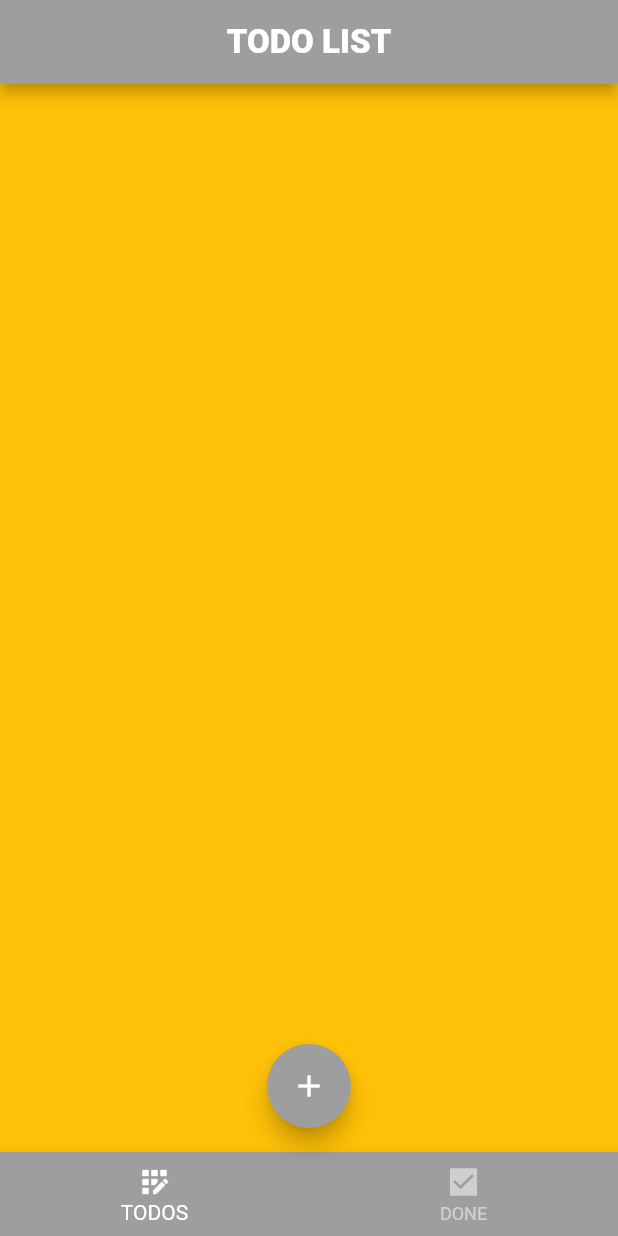
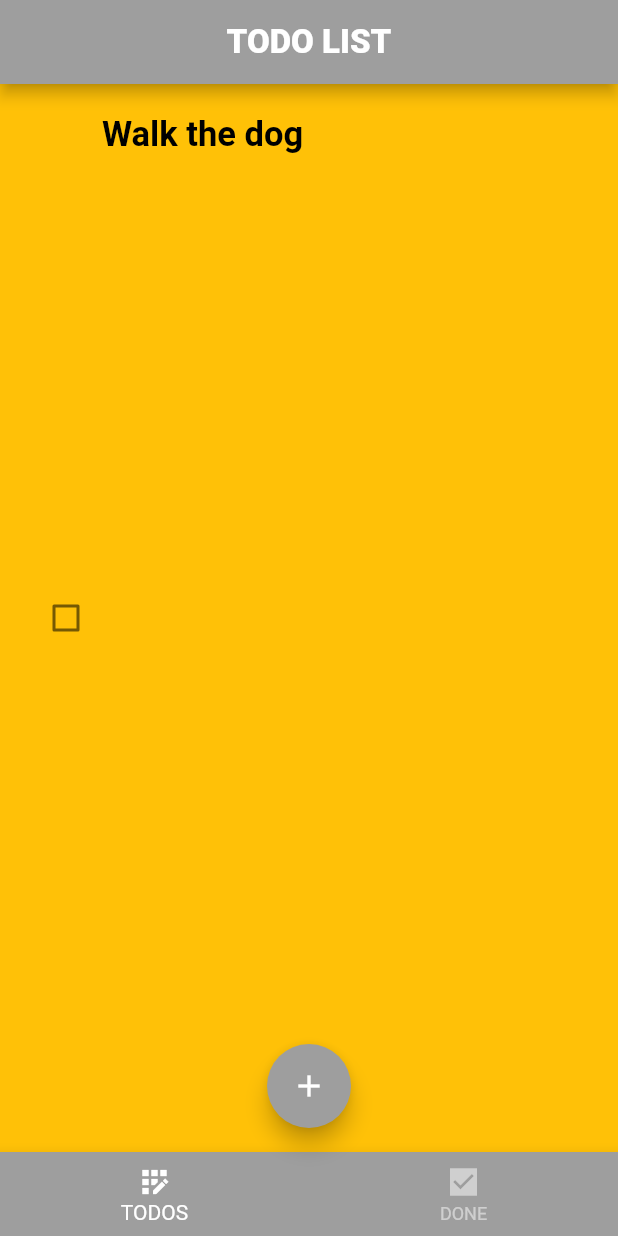
Before and after one commit to Cuadri84/todo_list_flutter_firebase, a Flutter app: the screen it shows after launch, on a phone screen of 412 x 824 dp. Run offline on Flutter 3.47's test engine with Material 2 defaults, Android fonts, the phone set to English and light mode, and no system bars; drawn by our look-alikes of flutter_slidable.

Commit message:
done the ui of one Todo with the slider package and imported the provider package

```diff
--- a/lib/dialogs/addDialog.dart
+++ b/lib/dialogs/add_dialog.dart
@@ -1,6 +1,6 @@
 import 'package:flutter/material.dart';
 
-import '../widget/TodoFormWidget.dart';
+import '../widget/todo_form_widget.dart';
 
 class AddDialog extends StatefulWidget {
   const AddDialog({Key? key}) : super(key: key);
--- a/lib/main.dart
+++ b/lib/main.dart
@@ -1,4 +1,6 @@
 import 'package:flutter/material.dart';
+import 'package:provider/provider.dart';
+import 'package:todo_list/provider/todos.dart';
 import 'package:todo_list/screens/home.dart';
 
 void main() => runApp(MyApp());
@@ -8,11 +10,14 @@ class MyApp extends StatelessWidget {
 
   @override
   Widget build(BuildContext context) {
-    return MaterialApp(
-        title: title,
-        theme: ThemeData(
-          primarySwatch: Colors.grey,
-        ),
-        home: const Home());
+    return ChangeNotifierProvider(
+      create: (context) => TodosProvider(),
+      child: MaterialApp(
+          title: title,
+          theme: ThemeData(
+            primarySwatch: Colors.grey,
+          ),
+          home: const Home()),
+    );
   }
 }
--- /dev/null
+++ b/lib/model/todo.dart
@@ -0,0 +1,19 @@
+class TodoField {
+  static const createdTime = 'createdTime';
+}
+
+class Todo {
+  DateTime createdTime;
+  String title;
+  String id;
+  String description;
+  bool isDone;
+
+  Todo({
+    required this.createdTime,
+    required this.title,
+    this.id = '',
+    this.description = '',
+    this.isDone = false,
+  });
+}
--- /dev/null
+++ b/lib/provider/todos.dart
@@ -0,0 +1,3 @@
+import 'package:flutter/cupertino.dart';
+
+class TodosProvider extends ChangeNotifier {}
--- a/lib/screens/home.dart
+++ b/lib/screens/home.dart
@@ -1,7 +1,8 @@
 import 'package:flutter/material.dart';
 import 'package:todo_list/main.dart';
+import 'package:todo_list/widget/todo_list_widget.dart';
 
-import '../dialogs/addDialog.dart';
+import '../dialogs/add_dialog.dart';
 
 class Home extends StatefulWidget {
   const Home({Key? key}) : super(key: key);
@@ -16,7 +17,7 @@ class _HomeState extends State<Home> {
   @override
   Widget build(BuildContext context) {
     final tabs = [
-      Container(),
+      const TodoListWidget(),
       Container(),
     ];
 
--- /dev/null
+++ b/lib/widget/todo_list_widget.dart
@@ -0,0 +1,17 @@
+import 'package:flutter/material.dart';
+import 'package:provider/provider.dart';
+import 'package:todo_list/model/todo.dart';
+import 'package:todo_list/widget/todo_widget.dart';
+
+class TodoListWidget extends StatelessWidget {
+  const TodoListWidget({Key? key}) : super(key: key);
+
+  @override
+  Widget build(BuildContext context) {
+    return TodoWidget(
+        todo: Todo(
+      createdTime: DateTime.now(),
+      title: 'Walk the dog',
+    ));
+  }
+}
--- /dev/null
+++ b/lib/widget/todo_widget.dart
@@ -0,0 +1,70 @@
+import 'package:flutter/material.dart';
+import 'package:flutter_slidable/flutter_slidable.dart';
+import 'package:todo_list/model/todo.dart';
+
+class TodoWidget extends StatelessWidget {
+  const TodoWidget({Key? key, required this.todo}) : super(key: key);
+
+  final Todo todo;
+
+  @override
+  Widget build(BuildContext context) => Slidable(
+        key: Key(todo.id),
+        startActionPane: ActionPane(motion: const ScrollMotion(), children: [
+          SlidableAction(
+            onPressed: (_) {},
+            backgroundColor: const Color.fromARGB(255, 27, 203, 29),
+            foregroundColor: Colors.white,
+            icon: Icons.edit,
+          ),
+        ]),
+        endActionPane: ActionPane(motion: const ScrollMotion(), children: [
+          SlidableAction(
+            onPressed: (_) {},
+            backgroundColor: const Color(0xFFFE4A49),
+            foregroundColor: Colors.white,
+            icon: Icons.delete,
+          ),
+        ]),
+        child: buildTodo(context),
+      );
+  Widget buildTodo(BuildContext context) => Container(
+        padding: const EdgeInsets.all(20),
+        child: Row(
+          children: [
+            Checkbox(
+              activeColor: Colors.white,
+              checkColor: Colors.grey,
+              value: todo.isDone,
+              onChanged: (_) {},
+            ),
+            Expanded(
+                child: Column(
+              crossAxisAlignment: CrossAxisAlignment.start,
+              children: [
+                Text(
+                  todo.title,
+                  style: const TextStyle(
+                    fontSize: 23,
+                    fontWeight: FontWeight.w600,
+                    color: Colors.black,
+                  ),
+                ),
+                if (todo.description.isNotEmpty)
+                  Container(
+                    margin: const EdgeInsets.only(top: 5),
+                    child: Text(
+                      todo.description,
+                      style: const TextStyle(
+                        fontSize: 12,
+                        fontWeight: FontWeight.w600,
+                        color: Colors.black,
+                      ),
+                    ),
+                  )
+              ],
+            ))
+          ],
+        ),
+      );
+}
--- a/pubspec.yaml
+++ b/pubspec.yaml
@@ -34,6 +34,8 @@ dependencies:
   # The following adds the Cupertino Icons font to your application.
   # Use with the CupertinoIcons class for iOS style icons.
   cupertino_icons: ^1.0.2
+  provider: ^6.0.3
+  flutter_slidable: ^1.3.0
 
 dev_dependencies:
   flutter_test:
```
Also changed, not shown: lib/widget/todo_form_widget.dart (renamed from lib/widget/TodoFormWidget.dart), pubspec.lock.
